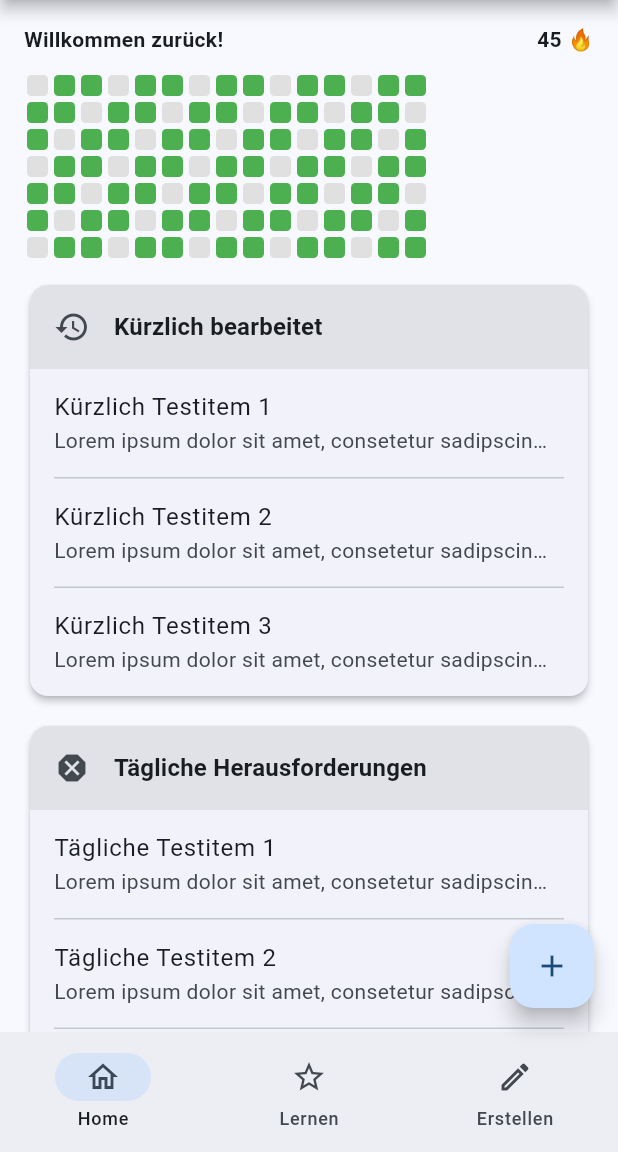
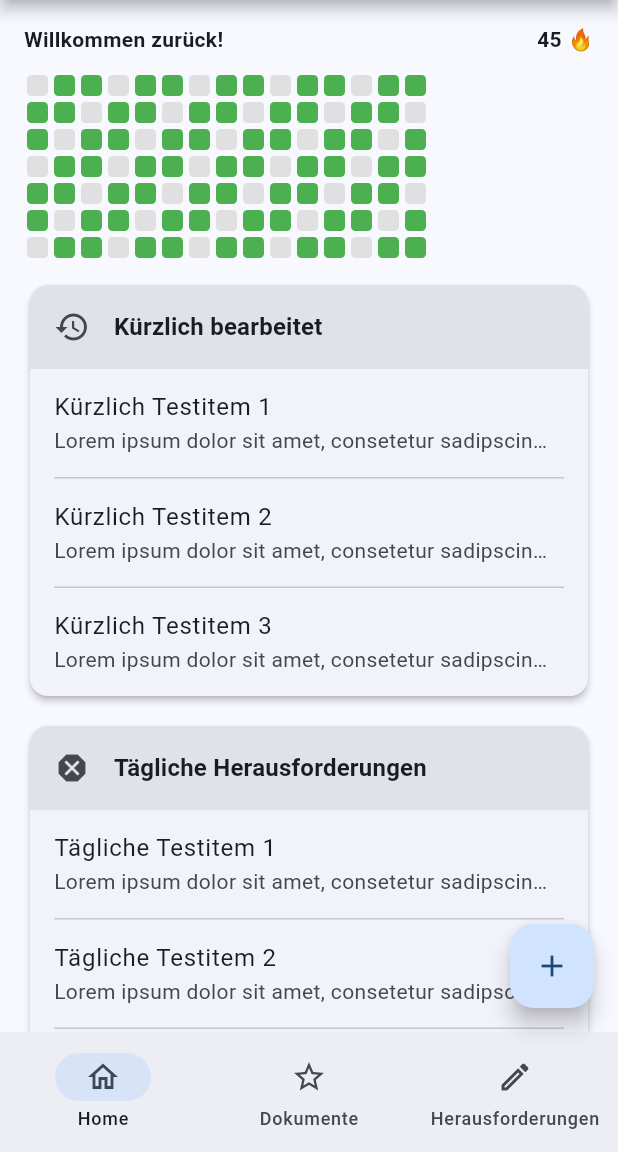
Before and after one commit to Lasse27/SMARTLEARN, a Flutter app: the screen it shows after launch, on a phone screen of 412 x 824 dp, the part 84-1236 px from its top. Run offline on Flutter 3.47's test engine with Material 3 defaults, Android fonts, the phone set to English and light mode, and no system bars; our stand-ins replace go_router, material_ui, shared_preferences.

Commit message:
feature: implement routing with GoRouter and add document screen

```diff
--- /dev/null
+++ b/frontend/lib/core/app_router.dart
@@ -0,0 +1,45 @@
+import 'package:frontend/core/app_shell.dart';
+import 'package:frontend/screens/documents_screen.dart';
+import 'package:frontend/screens/home_screen.dart';
+import 'package:frontend/screens/login_screen.dart';
+import 'package:frontend/screens/profile_screen.dart';
+import 'package:go_router/go_router.dart';
+
+final router = GoRouter(
+  initialLocation: '/home',
+  routes: [
+    // Main application shell
+    StatefulShellRoute.indexedStack(
+      builder: (context, state, navigationShell) {
+        return AppShell(navigationShell: navigationShell);
+      },
+      branches: [
+        StatefulShellBranch(
+          routes: [
+            GoRoute(
+              path: '/home',
+              builder: (context, state) => const HomeScreen(),
+            ),
+          ],
+        ),
+        StatefulShellBranch(
+          routes: [
+            GoRoute(
+              path: '/documents',
+              builder: (context, state) => const DocumentsScreen(),
+            ),
+          ],
+        ),
+      ],
+    ),
+
+    // Global routes (outside the shell)
+    GoRoute(
+      path: '/profile',
+      builder: (context, state) => const ProfileScreen(),
+    ),
+
+    // Authentication
+    GoRoute(path: '/login', builder: (context, state) => const LoginScreen()),
+  ],
+);
--- /dev/null
+++ b/frontend/lib/core/app_shell.dart
@@ -0,0 +1,39 @@
+import 'package:frontend/widgets/shared/main_app_bar.dart';
+import 'package:frontend/widgets/shared/main_app_drawer.dart';
+import 'package:go_router/go_router.dart';
+import 'package:material_ui/material_ui.dart';
+
+class AppShell extends StatelessWidget {
+  final StatefulNavigationShell navigationShell;
+
+  const AppShell({required this.navigationShell, super.key});
+
+  @override
+  Widget build(BuildContext context) {
+    return Scaffold(
+      appBar: SmartLearnAppBar(),
+      endDrawer: SmartLearnAppDrawer(),
+      body: navigationShell,
+      floatingActionButton: FloatingActionButton(
+        onPressed: () {},
+        child: const Icon(Icons.add),
+      ),
+
+      bottomNavigationBar: NavigationBar(
+        selectedIndex: navigationShell.currentIndex,
+        onDestinationSelected: navigationShell.goBranch,
+        destinations: const [
+          NavigationDestination(icon: Icon(Icons.home_outlined), label: 'Home'),
+          NavigationDestination(
+            icon: Icon(Icons.star_border),
+            label: 'Dokumente',
+          ),
+          NavigationDestination(
+            icon: Icon(Icons.edit_outlined),
+            label: 'Herausforderungen',
+          ),
+        ],
+      ),
+    );
+  }
+}
--- a/frontend/lib/main.dart
+++ b/frontend/lib/main.dart
@@ -1,6 +1,7 @@
+import 'package:frontend/core/app_router.dart';
 import 'package:material_ui/material_ui.dart';
 import 'package:frontend/core/theme_provider.dart';
-import 'package:frontend/screens/homescreen.dart';
+import 'package:frontend/screens/home_screen.dart';
 import 'package:frontend/widgets/shared/main_app_bar.dart';
 import 'package:frontend/widgets/shared/main_app_drawer.dart';
 import 'package:provider/provider.dart';
@@ -27,8 +28,9 @@ class SmartLearnApp extends StatelessWidget {
   @override
   Widget build(BuildContext context) {
     final themeProvider = context.watch<ThemeProvider>();
-    return MaterialApp(
+    return MaterialApp.router(
       title: 'SmartLearn',
+      routerConfig: router,
       theme: ThemeData(
         useMaterial3: true,
         colorScheme: ColorScheme.fromSeed(
@@ -46,51 +48,6 @@ class SmartLearnApp extends StatelessWidget {
       ),
 
       themeMode: themeProvider.themeMode,
-      home: const MainShell(),
     );
   }
 }
-
-/// Shell der Anwendung. Verwaltet alle relevanten Screenwechsel
-class MainShell extends StatefulWidget {
-  const MainShell({super.key});
-
-  @override
-  State<MainShell> createState() => _MainShellState();
-}
-
-/// Zustand der Shell der Anwendung.
-class _MainShellState extends State<MainShell> {
-  int _index = 0;
-
-  final _pages = const [
-    HomeScreen(),
-    Center(child: Text('Lernen')),
-    Center(child: Text('Aufgaben erstellen')),
-  ];
-
-  @override
-  Widget build(BuildContext context) {
-    return Scaffold(
-      appBar: SmartLearnAppBar(),
-      endDrawer: SmartLearnAppDrawer(),
-      body: _pages[_index],
-      floatingActionButton: FloatingActionButton(
-        onPressed: () {},
-        child: const Icon(Icons.add),
-      ),
-      bottomNavigationBar: NavigationBar(
-        selectedIndex: _index,
-        onDestinationSelected: (i) => setState(() => _index = i),
-        destinations: const [
-          NavigationDestination(icon: Icon(Icons.home_outlined), label: 'Home'),
-          NavigationDestination(icon: Icon(Icons.star_border), label: 'Lernen'),
-          NavigationDestination(
-            icon: Icon(Icons.edit_outlined),
-            label: 'Erstellen',
-          ),
-        ],
-      ),
-    );
-  }
-}
--- /dev/null
+++ b/frontend/lib/screens/home_screen.dart
@@ -0,0 +1,86 @@
+import 'package:material_ui/material_ui.dart';
+import 'package:frontend/widgets/screens/homescreen/activity_streak_map.dart';
+import 'package:frontend/widgets/shared/sections/section.dart';
+import 'package:frontend/widgets/shared/sections/section_item.dart';
+
+class HomeScreen extends StatelessWidget {
+  const HomeScreen({super.key});
+
+  @override
+  Widget build(BuildContext context) {
+    return ListView(
+      padding: const EdgeInsets.all(16),
+      children: const [
+        Row(
+          mainAxisAlignment: MainAxisAlignment.spaceBetween,
+          children: [
+            Text(
+              'Willkommen zurück!',
+              style: TextStyle(fontWeight: FontWeight.bold),
+            ),
+            Text('45 🔥', style: TextStyle(fontWeight: FontWeight.bold)),
+          ],
+        ),
+        SizedBox(height: 12),
+        ActivityStreakMap(),
+        SizedBox(height: 12),
+        Section(
+          title: "Kürzlich bearbeitet",
+          iconData: Icons.history,
+          items: [
+            SectionItem(
+              title: "Kürzlich Testitem 1",
+              subtitle: "Lorem ipsum dolor sit amet, consetetur sadipscing elitr, sed diam",
+            ),
+            SectionItem(
+              title: "Kürzlich Testitem 2",
+              subtitle: "Lorem ipsum dolor sit amet, consetetur sadipscing elitr, sed diam",
+            ),
+            SectionItem(
+              title: "Kürzlich Testitem 3",
+              subtitle: "Lorem ipsum dolor sit amet, consetetur sadipscing elitr, sed diam",
+            ),
+          ],
+        ),
+        SizedBox(height: 12),
+        Section(
+          title: "Tägliche Herausforderungen",
+          iconData: Icons.dangerous,
+          items: [
+            SectionItem(
+              title: "Tägliche Testitem 1",
+              subtitle: "Lorem ipsum dolor sit amet, consetetur sadipscing elitr, sed diam",
+            ),
+            SectionItem(
+              title: "Tägliche Testitem 2",
+              subtitle: "Lorem ipsum dolor sit amet, consetetur sadipscing elitr, sed diam",
+            ),
+            SectionItem(
+              title: "Tägliche Testitem 3",
+              subtitle: "Lorem ipsum dolor sit amet, consetetur sadipscing elitr, sed diam",
+            ),
+          ],
+        ),
+        SizedBox(height: 12),
+        Section(
+          title: "Wöchentliche Herausforderungen",
+          iconData: Icons.warning,
+          items: [
+            SectionItem(
+              title: "Wöchentliche Testitem 1",
+              subtitle: "Lorem ipsum dolor sit amet, consetetur sadipscing elitr, sed diam",
+            ),
+            SectionItem(
+              title: "Wöchentliche Testitem 2",
+              subtitle: "Lorem ipsum dolor sit amet, consetetur sadipscing elitr, sed diam",
+            ),
+            SectionItem(
+              title: "Wöchentliche Testitem 3",
+              subtitle: "Lorem ipsum dolor sit amet, consetetur sadipscing elitr, sed diam",
+            ),
+          ],
+        ),
+      ],
+    );
+  }
+}
--- a/frontend/lib/screens/homescreen.dart
+++ /dev/null
@@ -1,59 +0,0 @@
-import 'package:material_ui/material_ui.dart';
-import 'package:frontend/widgets/screens/homescreen/activity_streak_map.dart';
-import 'package:frontend/widgets/shared/sections/section.dart';
-import 'package:frontend/widgets/shared/sections/section_item.dart';
-
-class HomeScreen extends StatelessWidget {
-  const HomeScreen({super.key});
-
-  @override
-  Widget build(BuildContext context) {
-    return ListView(
-      padding: const EdgeInsets.all(16),
-      children: const [
-        Row(
-          mainAxisAlignment: MainAxisAlignment.spaceBetween,
-          children: [
-            Text(
-              'Willkommen zurück!',
-              style: TextStyle(fontWeight: FontWeight.bold),
-            ),
-            Text('45 🔥', style: TextStyle(fontWeight: FontWeight.bold)),
-          ],
-        ),
-        SizedBox(height: 12),
-        ActivityStreakMap(),
-        SizedBox(height: 12),
-        Section(
-          title: "Kürzlich bearbeitet",
-          iconData: Icons.history,
-          items: [
-            SectionItem(title: "Kürzlich Testitem 1", subtitle: "Lorem ipsum dolor sit amet, consetetur sadipscing elitr, sed diam"),
-            SectionItem(title: "Kürzlich Testitem 2", subtitle: "Lorem ipsum dolor sit amet, consetetur sadipscing elitr, sed diam"),
-            SectionItem(title: "Kürzlich Testitem 3", subtitle: "Lorem ipsum dolor sit amet, consetetur sadipscing elitr, sed diam"),
-          ],
-        ),
-        SizedBox(height: 12),
-        Section(
-          title: "Tägliche Herausforderungen",
-          iconData: Icons.dangerous,
-          items: [
-            SectionItem(title: "Tägliche Testitem 1", subtitle: "Lorem ipsum dolor sit amet, consetetur sadipscing elitr, sed diam"),
-            SectionItem(title: "Tägliche Testitem 2", subtitle: "Lorem ipsum dolor sit amet, consetetur sadipscing elitr, sed diam"),
-            SectionItem(title: "Tägliche Testitem 3", subtitle: "Lorem ipsum dolor sit amet, consetetur sadipscing elitr, sed diam"),
-          ],
-        ),
-        SizedBox(height: 12),
-        Section(
-          title: "Wöchentliche Herausforderungen",
-          iconData: Icons.warning,
-          items: [
-            SectionItem(title: "Wöchentliche Testitem 1", subtitle: "Lorem ipsum dolor sit amet, consetetur sadipscing elitr, sed diam"),
-            SectionItem(title: "Wöchentliche Testitem 2", subtitle: "Lorem ipsum dolor sit amet, consetetur sadipscing elitr, sed diam"),
-            SectionItem(title: "Wöchentliche Testitem 3", subtitle: "Lorem ipsum dolor sit amet, consetetur sadipscing elitr, sed diam"),
-          ],
-        ),
-      ],
-    );
-  }
-}
--- a/frontend/lib/widgets/shared/sections/section_content.dart
+++ b/frontend/lib/widgets/shared/sections/section_content.dart
@@ -15,11 +15,10 @@ class SectionContent extends StatelessWidget {
       itemBuilder: (context, index) {
         final item = items[index];
         return ListTile(
+          // Icon vor dem Item
           leading: item.icon != null ? Icon(item.icon) : null,
-
           // Titel des Items
           title: Text(item.title, maxLines: 1, overflow: TextOverflow.ellipsis),
-
           // Untertitel/Beschreibung des Items
           subtitle: item.subtitle != null
               ? Text(
@@ -28,7 +27,9 @@ class SectionContent extends StatelessWidget {
                   overflow: TextOverflow.ellipsis,
                 )
               : null,
+          // Wenn es ein OnTap gibt, dann Chevron anzeigen
           trailing: item.onTap != null ? const Icon(Icons.chevron_right) : null,
+          // Was passiert, wenn der User auf das Item klickt
           onTap: item.onTap,
         );
       },
--- a/frontend/pubspec.yaml
+++ b/frontend/pubspec.yaml
@@ -37,6 +37,7 @@ dependencies:
   shared_preferences: ^2.5.6
   provider: ^6.1.5+1
   material_ui: ^1.11.0
+  go_router: ^18.1.4
 
 dev_dependencies:
   flutter_test:
```
Also changed, not shown: frontend/lib/models/document.dart (added, +11 -0 lines), frontend/lib/screens/documents_screen.dart (added, +66 -0 lines), frontend/lib/screens/login_screen.dart (added, +11 -0 lines), frontend/lib/screens/profile_screen.dart (added, +11 -0 lines), frontend/lib/widgets/shared/lists/document_lists/document_list.dart (added, +20 -0 lines), frontend/lib/widgets/shared/lists/document_lists/document_list_content.dart (added, +19 -0 lines), frontend/lib/widgets/shared/lists/document_lists/document_list_item.dart (added, +42 -0 lines), frontend/lib/widgets/shared/lists/document_lists/document_list_filter.dart (added), frontend/pubspec.lock.
